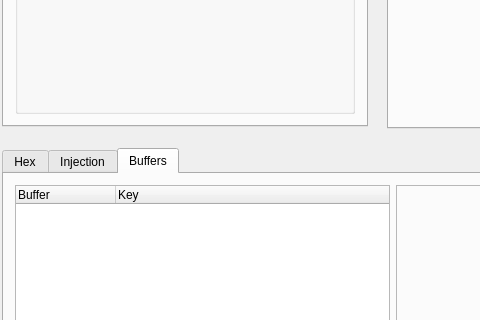
First picture: the form in src/UI/QT/Form_MainWindow.ui, repository TheBeef/WhippyTerm, before the edit; both pictures show x 0 to 480 and y 295 to 615 of the 1114 by 699 pixel window.
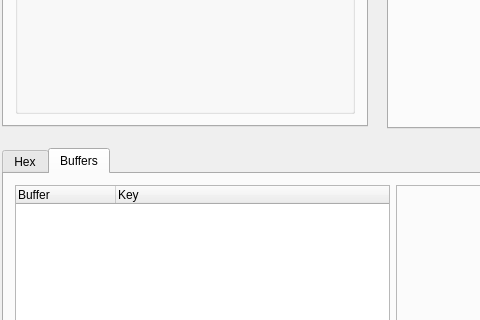
Second picture: the form after the edit. The open tabs and pages were chosen to show the change. Icons and pictures are not drawn. Custom widgets are drawn as their Qt base class.

Commit message: Clean up (removed unsupported GUI parts)

The edit to the form file:
```diff
--- a/src/UI/QT/Form_MainWindow.ui
+++ b/src/UI/QT/Form_MainWindow.ui
@@ -1447,11 +1447,6 @@
                   </item>
                  </layout>
                 </widget>
-                <widget class="QWidget" name="Injection_Tab">
-                 <attribute name="title">
-                  <string>Injection</string>
-                 </attribute>
-                </widget>
                 <widget class="QWidget" name="Buffers_Tab">
                  <attribute name="title">
                   <string>Buffers</string>
```
Left out of the diff: 2 changed lines with no effect on the pictures. The commit also changes 1 other file.
